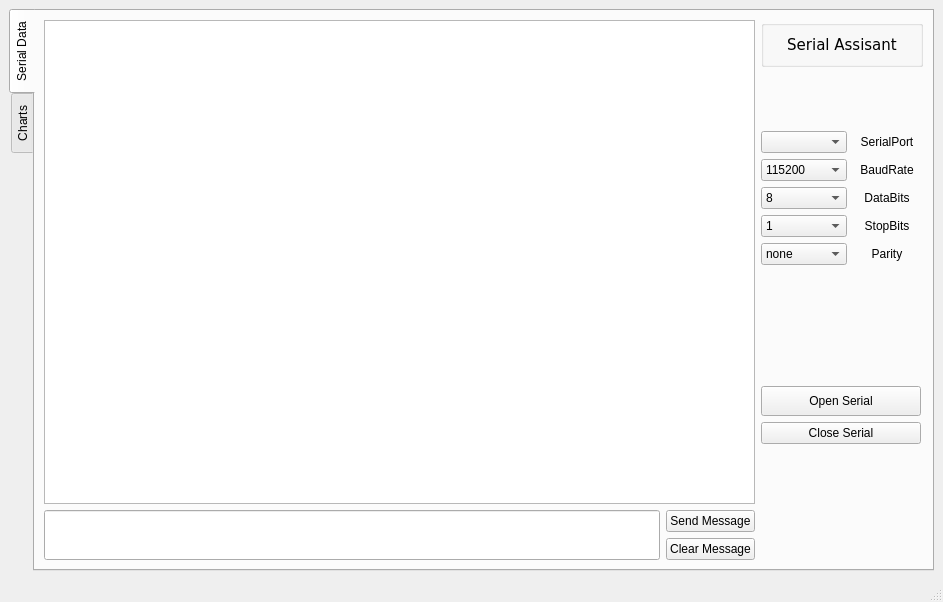
The window that SerialAssistant/src/serialAssistant.ui (yuanluochen/serail-Assistant) describes before a commit, drawn with Qt 5.
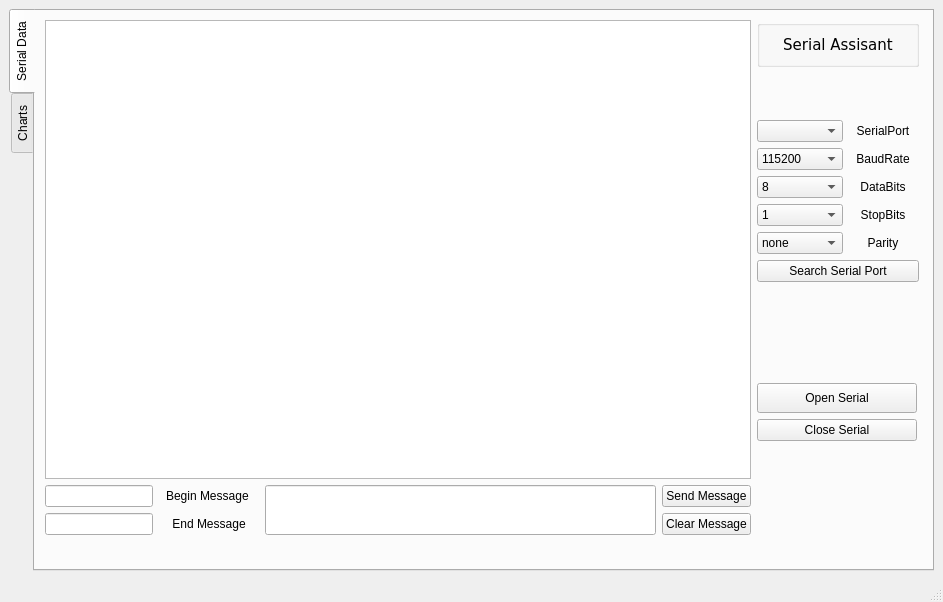
The same window after the commit.

Commit message: 添加了头尾数据

What changed in the file:
```diff
--- a/SerialAssistant/src/serialAssistant.ui
+++ b/SerialAssistant/src/serialAssistant.ui
@@ -15,7 +15,7 @@
   </property>
   <widget class="QWidget" name="centralwidget">
    <layout class="QGridLayout" name="gridLayout_4">
-    <item row="0" column="0">
+    <item row="1" column="0">
      <widget class="QTabWidget" name="tabWidget">
       <property name="tabPosition">
        <enum>QTabWidget::West</enum>
@@ -27,25 +27,113 @@
        <attribute name="title">
         <string>Serial Data</string>
        </attribute>
+       <widget class="QWidget" name="">
+        <property name="geometry">
+         <rect>
+          <x>10</x>
+          <y>9</y>
+          <width>874</width>
+          <height>515</height>
+         </rect>
+        </property>
        <layout class="QGridLayout" name="gridLayout_3">
         <item row="0" column="0">
-         <layout class="QHBoxLayout" name="horizontalLayout_3">
+          <layout class="QVBoxLayout" name="verticalLayout_2">
           <item>
-           <layout class="QGridLayout" name="gridLayout_2">
-            <item row="1" column="0">
+            <widget class="QPlainTextEdit" name="recvEdit">
+             <property name="minimumSize">
+              <size>
+               <width>700</width>
+               <height>445</height>
+              </size>
+             </property>
+             <property name="readOnly">
+              <bool>true</bool>
+             </property>
+            </widget>
+           </item>
+           <item>
              <layout class="QHBoxLayout" name="horizontalLayout_2">
+             <item>
+              <layout class="QGridLayout" name="gridLayout_2">
+               <item row="0" column="0">
+                <widget class="QLineEdit" name="beginMessageEdit">
+                 <property name="maximumSize">
+                  <size>
+                   <width>120</width>
+                   <height>25</height>
+                  </size>
+                 </property>
+                </widget>
+               </item>
+               <item row="0" column="1">
+                <widget class="QLabel" name="label_7">
+                 <property name="minimumSize">
+                  <size>
+                   <width>100</width>
+                   <height>0</height>
+                  </size>
+                 </property>
+                 <property name="maximumSize">
+                  <size>
+                   <width>70</width>
+                   <height>25</height>
+                  </size>
+                 </property>
+                 <property name="text">
+                  <string>Begin Message </string>
+                 </property>
+                 <property name="alignment">
+                  <set>Qt::AlignCenter</set>
+                 </property>
+                </widget>
+               </item>
+               <item row="1" column="0">
+                <widget class="QLineEdit" name="endMessageEdit">
+                 <property name="maximumSize">
+                  <size>
+                   <width>120</width>
+                   <height>25</height>
+                  </size>
+                 </property>
+                </widget>
+               </item>
+               <item row="1" column="1">
+                <widget class="QLabel" name="label_8">
+                 <property name="minimumSize">
+                  <size>
+                   <width>100</width>
+                   <height>0</height>
+                  </size>
+                 </property>
+                 <property name="maximumSize">
+                  <size>
+                   <width>70</width>
+                   <height>25</height>
+                  </size>
+                 </property>
+                 <property name="text">
+                  <string>End Message</string>
+                 </property>
+                 <property name="alignment">
+                  <set>Qt::AlignCenter</set>
+                 </property>
+                </widget>
+               </item>
+              </layout>
+             </item>
               <item>
                <widget class="QLineEdit" name="sendMessageEdit">
                 <property name="minimumSize">
                  <size>
-                  <width>0</width>
+                 <width>350</width>
                   <height>50</height>
                  </size>
                 </property>
                </widget>
               </item>
               <item>
-               <layout class="QVBoxLayout" name="verticalLayout_2">
+              <layout class="QVBoxLayout" name="verticalLayout_4">
                 <item>
                  <widget class="QPushButton" name="sendMessagePbt">
                   <property name="text">
@@ -64,22 +152,9 @@
               </item>
              </layout>
             </item>
-            <item row="0" column="0">
-             <widget class="QPlainTextEdit" name="recvEdit">
-              <property name="minimumSize">
-               <size>
-                <width>700</width>
-                <height>445</height>
-               </size>
-              </property>
-              <property name="readOnly">
-               <bool>true</bool>
-              </property>
-             </widget>
-            </item>
-           </layout>
-          </item>
-          <item>
+          </layout>
+         </item>
+         <item row="0" column="1">
            <layout class="QVBoxLayout" name="verticalLayout_3">
             <item>
              <widget class="QGroupBox" name="groupBox">
@@ -353,6 +428,13 @@
               </item>
              </layout>
             </item>
+           <item>
+            <widget class="QPushButton" name="searchSearchportPbt">
+             <property name="text">
+              <string>Search Serial Port</string>
+             </property>
+            </widget>
+           </item>
             <item>
              <spacer name="verticalSpacer_5">
               <property name="orientation">
@@ -444,8 +526,7 @@
            </layout>
           </item>
          </layout>
-        </item>
-       </layout>
+       </widget>
       </widget>
       <widget class="QWidget" name="chartsTab">
        <attribute name="title">
```
Lines whose indentation alone changed are shown as unchanged. The commit also changes 2 other files.
